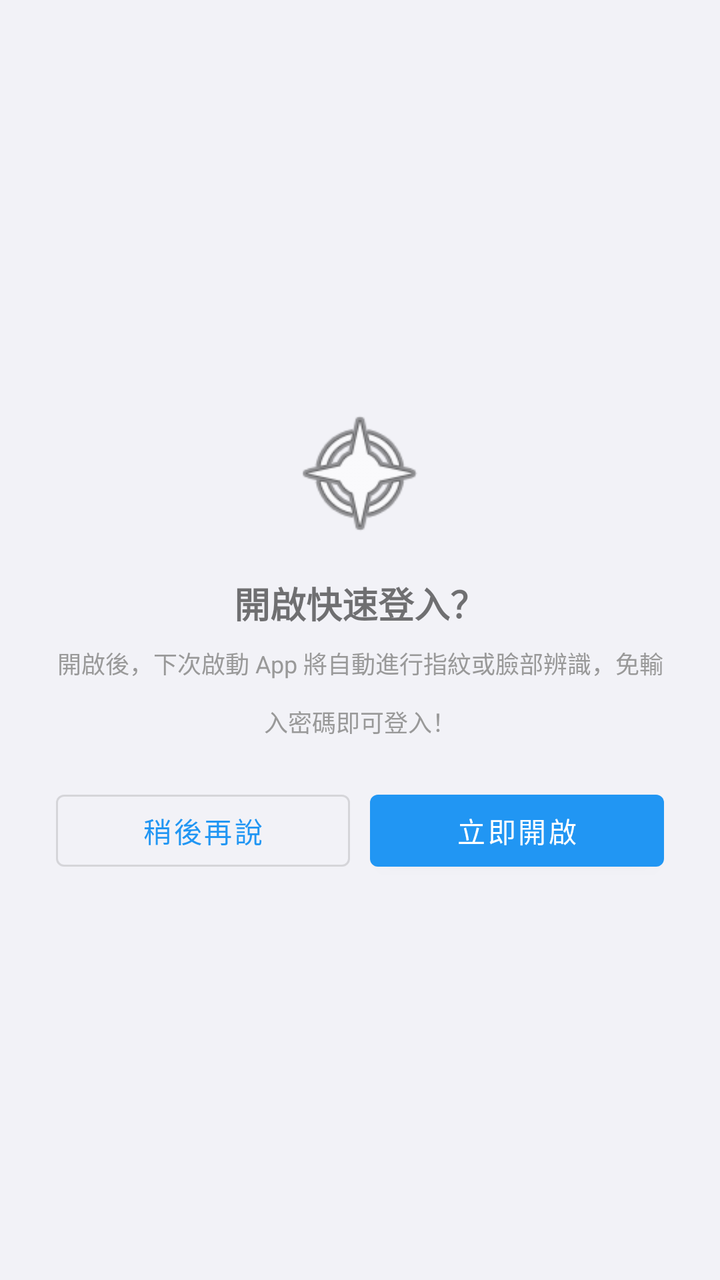
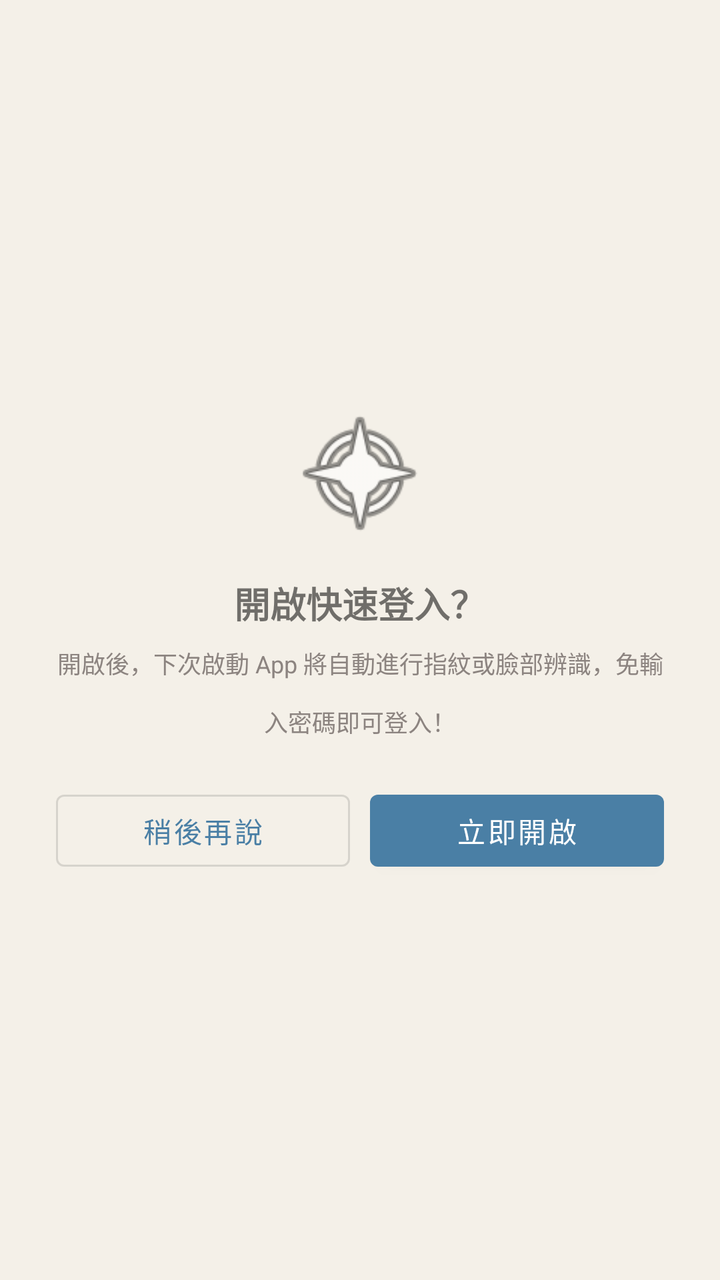

An Android layout rendered at two revisions. The XML below is the earlier revision; the diff shows what the commit changed to produce the second picture.
<!-- AndroidManifest.xml: application theme Theme.FraudDetector -->
<!-- res/layout/dialog_quick_setup.xml -->
<?xml version="1.0" encoding="utf-8"?>
<LinearLayout xmlns:android="http://schemas.android.com/apk/res/android"
    android:layout_width="match_parent"
    android:layout_height="wrap_content"
    android:orientation="vertical"
    android:gravity="center"
    android:padding="28dp">

    
    <ImageView
        android:layout_width="72dp"
        android:layout_height="72dp"
        android:src="@android:drawable/ic_menu_compass"
        android:contentDescription="Quick Login"
        android:layout_marginBottom="16dp" />

    <TextView
        android:layout_width="wrap_content"
        android:layout_height="wrap_content"
        android:text="@string/enable_quick_login_title"
        android:textSize="18sp"
        android:textStyle="bold"
        android:gravity="center"
        android:layout_marginBottom="8dp" />

    <TextView
        android:layout_width="wrap_content"
        android:layout_height="wrap_content"
        android:text="@string/enable_quick_login_msg"
        android:textSize="12sp"
        android:textColor="#999999"
        android:gravity="center"
        android:lineSpacingMultiplier="1.7"
        android:layout_marginBottom="22dp" />

    <LinearLayout
        android:layout_width="match_parent"
        android:layout_height="wrap_content"
        android:orientation="horizontal">

        <com.google.android.material.button.MaterialButton
            android:id="@+id/btnSetupLater"
            style="@style/Widget.MaterialComponents.Button.OutlinedButton"
            android:layout_width="0dp"
            android:layout_height="48dp"
            android:layout_weight="1"
            android:layout_marginEnd="10dp"
            android:text="@string/later" />

        <com.google.android.material.button.MaterialButton
            android:id="@+id/btnSetupNow"
            android:layout_width="0dp"
            android:layout_height="48dp"
            android:layout_weight="1"
            android:text="@string/enable_now" />
    </LinearLayout>
</LinearLayout>
<!-- resources referenced by this layout -->
<resources>
  <string name="enable_now">立即開啟</string>
  <string name="enable_quick_login_msg">開啟後，下次啟動 App 將自動進行指紋或臉部辨識，免輸入密碼即可登入！</string>
  <string name="enable_quick_login_title">開啟快速登入？</string>
  <string name="later">稍後再說</string>
  <style name="Theme.FraudDetector" parent="Theme.MaterialComponents.Light.NoActionBar">
          <item name="colorPrimary">@color/blue</item>
          <item name="colorPrimaryDark">@color/blue_dk</item>
          <item name="colorAccent">@color/blue</item>
          <item name="android:windowBackground">@color/bg</item>
          <item name="android:statusBarColor">@color/blue_dk</item>
          <item name="android:navigationBarColor">@color/white</item>
      </style>
  <color name="blue">#FF2196F3</color>
  <color name="blue_dk">#FF1976D2</color>
  <color name="bg">#FFF2F2F7</color>
  <color name="white">#FFFFFFFF</color>
</resources>

<!-- the commit's change to res/layout/dialog_quick_setup.xml (unified diff, before → after) -->
@@ -28,7 +28,7 @@
         android:layout_height="wrap_content"
         android:text="@string/enable_quick_login_msg"
         android:textSize="12sp"
-        android:textColor="#999999"
+        android:textColor="#8C8480"
         android:gravity="center"
         android:lineSpacingMultiplier="1.7"
         android:layout_marginBottom="22dp" />
<!-- resource entries referenced after the edit -->
@@ -5,16 +5,16 @@
   <string name="enable_quick_login_title">開啟快速登入？</string>
   <string name="later">稍後再說</string>
   <style name="Theme.FraudDetector" parent="Theme.MaterialComponents.Light.NoActionBar">
-          <item name="colorPrimary">@color/blue</item>
-          <item name="colorPrimaryDark">@color/blue_dk</item>
-          <item name="colorAccent">@color/blue</item>
+          <item name="colorPrimary">@color/steel_blue</item>
+          <item name="colorPrimaryDark">@color/steel_blue_dark</item>
+          <item name="colorAccent">@color/steel_blue</item>
           <item name="android:windowBackground">@color/bg</item>
-          <item name="android:statusBarColor">@color/blue_dk</item>
+          <item name="android:statusBarColor">@color/steel_blue_dark</item>
           <item name="android:navigationBarColor">@color/white</item>
       </style>
-  <color name="blue">#FF2196F3</color>
-  <color name="blue_dk">#FF1976D2</color>
-  <color name="bg">#FFF2F2F7</color>
+  <color name="steel_blue">#FF4A7FA5</color>
+  <color name="steel_blue_dark">#FF3A6A8E</color>
+  <color name="bg">#FFF4F0E8</color>
   <color name="white">#FFFFFFFF</color>
 </resources>
 
